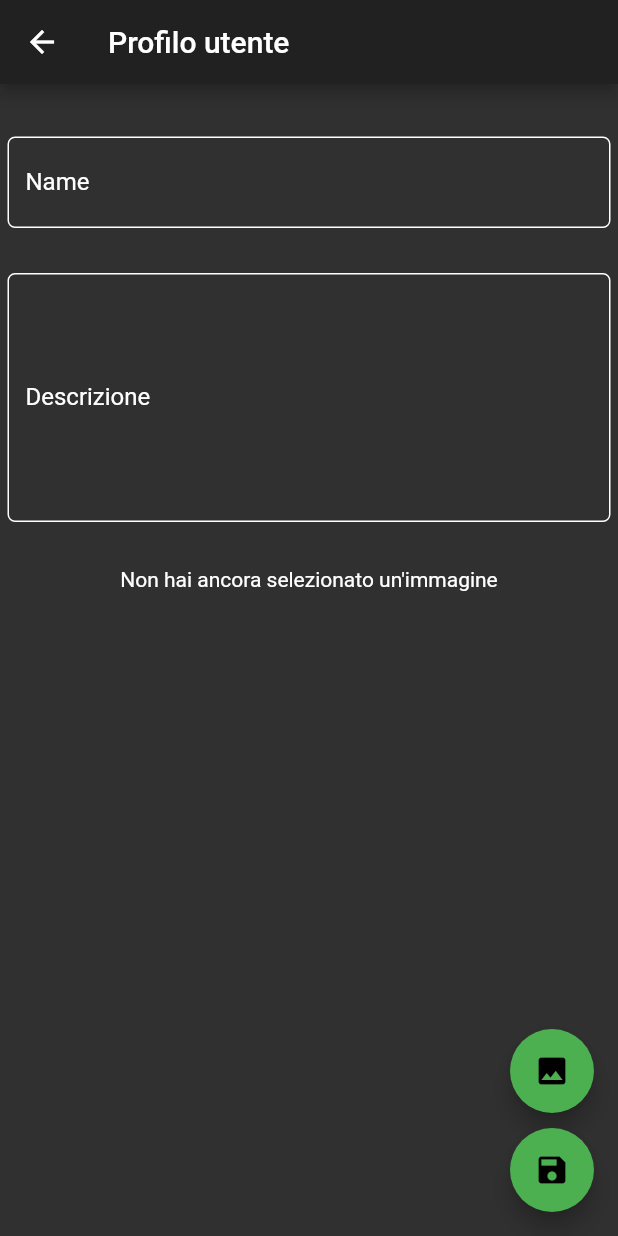
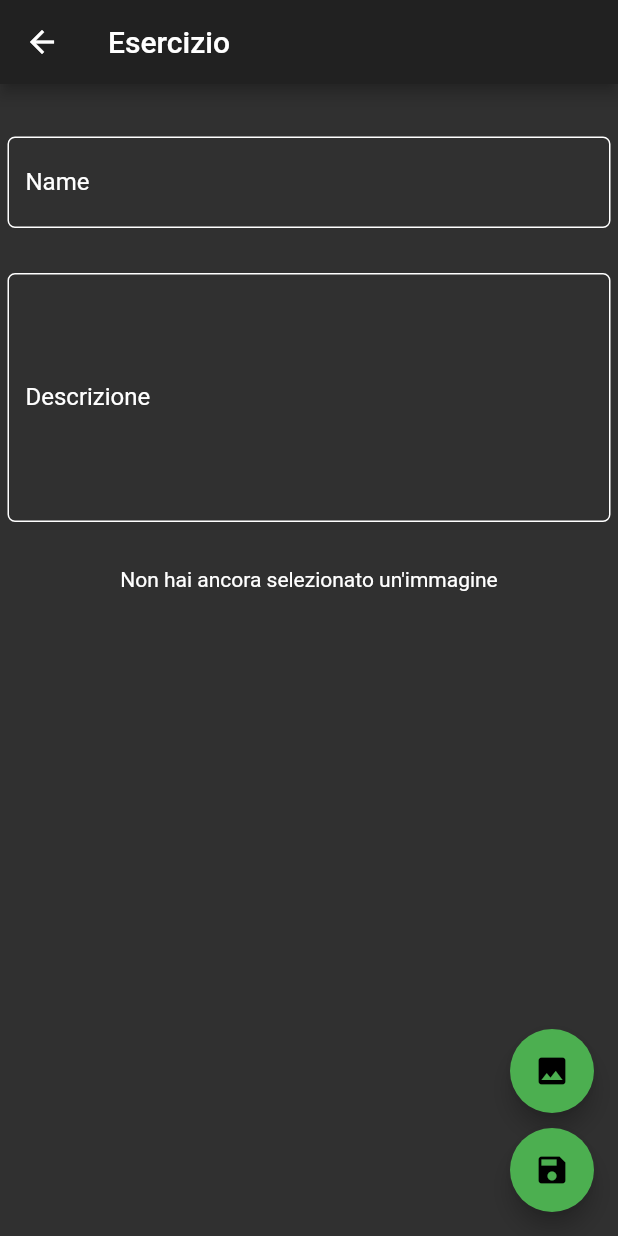
Before and after one commit to giorgiofrittoli/gym-workout-program-app, a Flutter app: the ExerciseScreen screen opened by its route, on a phone screen of 412 x 824 dp. Run offline on Flutter 3.47's test engine with Material 2 defaults, Android fonts, the light colour scheme and no system bars; our stand-ins replace image_picker, shared_preferences; accounts and stored records are empty.

Commit message:
fix title

```diff
--- a/lib/screens/exercise_screen.dart
+++ b/lib/screens/exercise_screen.dart
@@ -170,7 +170,7 @@ class _ExerciseScreenState extends State<ExerciseScreen> {
     final deviceInfo = MediaQuery.of(context).size;
     return Scaffold(
       appBar: AppBar(
-        title: Text("Profilo utente"),
+        title: Text("Esercizio"),
       ),
       body: Container(
         margin: EdgeInsets.all(5),
```
